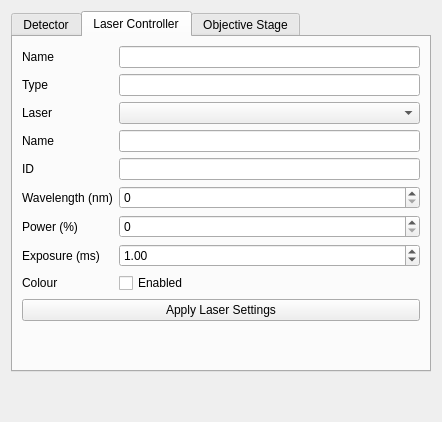
DeMarcoLab/openCLEM, file openclem/ui/qt/CLEMHardwareWidget.ui: the form before one commit.
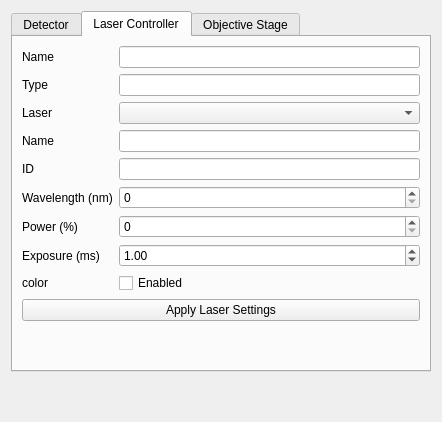
The form after the commit.

Diff of the .ui file:
```diff
--- a/openclem/ui/qt/CLEMHardwareWidget.ui
+++ b/openclem/ui/qt/CLEMHardwareWidget.ui
@@ -152,7 +152,7 @@
        <item row="8" column="0">
         <widget class="QLabel" name="label_laser_color">
          <property name="text">
-          <string>Colour</string>
+          <string>color</string>
          </property>
         </widget>
        </item>
```
